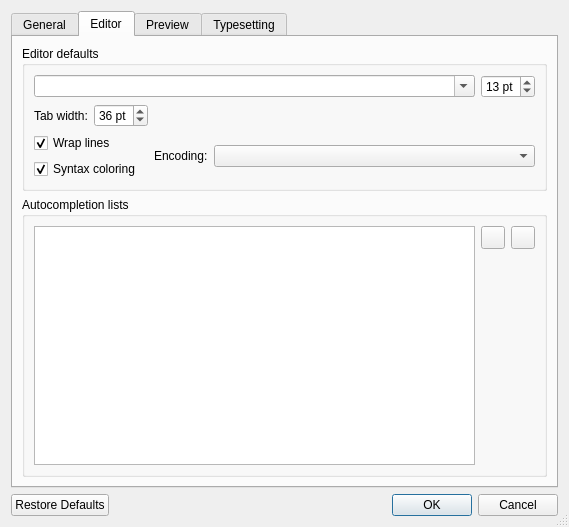
Sharpie/TeXworks, file PrefsDialog.ui: the form before one commit.
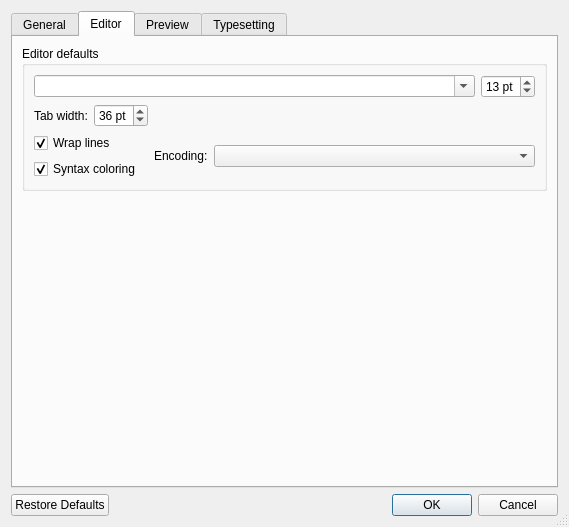
The form after the commit. The open tabs and pages were chosen to show the change. Icons and pictures are not drawn.

Commit message: remove completion files list from prefs for now

Diff of the .ui file:
```diff
--- a/PrefsDialog.ui
+++ b/PrefsDialog.ui
@@ -247,26 +247,6 @@
         </widget>
        </item>
        <item row="1" column="0" >
-        <widget class="QGroupBox" name="groupBox_7" >
-         <property name="title" >
-          <string>Autocompletion lists</string>
-         </property>
-         <layout class="QGridLayout" >
-          <item row="0" column="1" >
-           <widget class="QToolButton" name="addCompletionFile" >
-            <property name="icon" >
-             <iconset resource="resources.qrc" >:/images/tango/list-add.png</iconset>
-            </property>
-           </widget>
-          </item>
-          <item row="0" column="2" >
-           <widget class="QToolButton" name="removeCompletionFile" >
-            <property name="icon" >
-             <iconset resource="resources.qrc" >:/images/tango/list-remove.png</iconset>
-            </property>
-           </widget>
-          </item>
-          <item row="1" column="1" colspan="2" >
            <spacer>
             <property name="orientation" >
              <enum>Qt::Vertical</enum>
@@ -274,16 +254,10 @@
             <property name="sizeHint" >
              <size>
               <width>20</width>
-              <height>91</height>
+           <height>261</height>
              </size>
             </property>
            </spacer>
-          </item>
-          <item rowspan="2" row="0" column="0" >
-           <widget class="QListWidget" name="completionFiles" />
-          </item>
-         </layout>
-        </widget>
        </item>
       </layout>
      </widget>
```
Left out of the diff: 5 changed lines with no effect on the pictures. Lines whose indentation alone changed are shown as unchanged.
